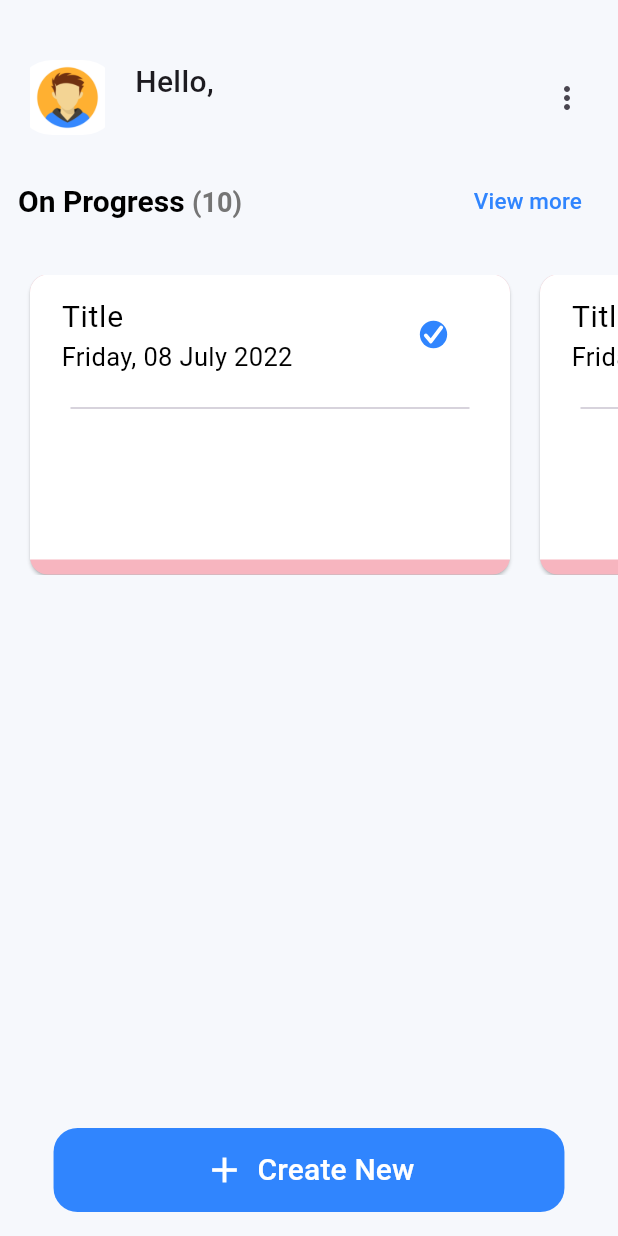
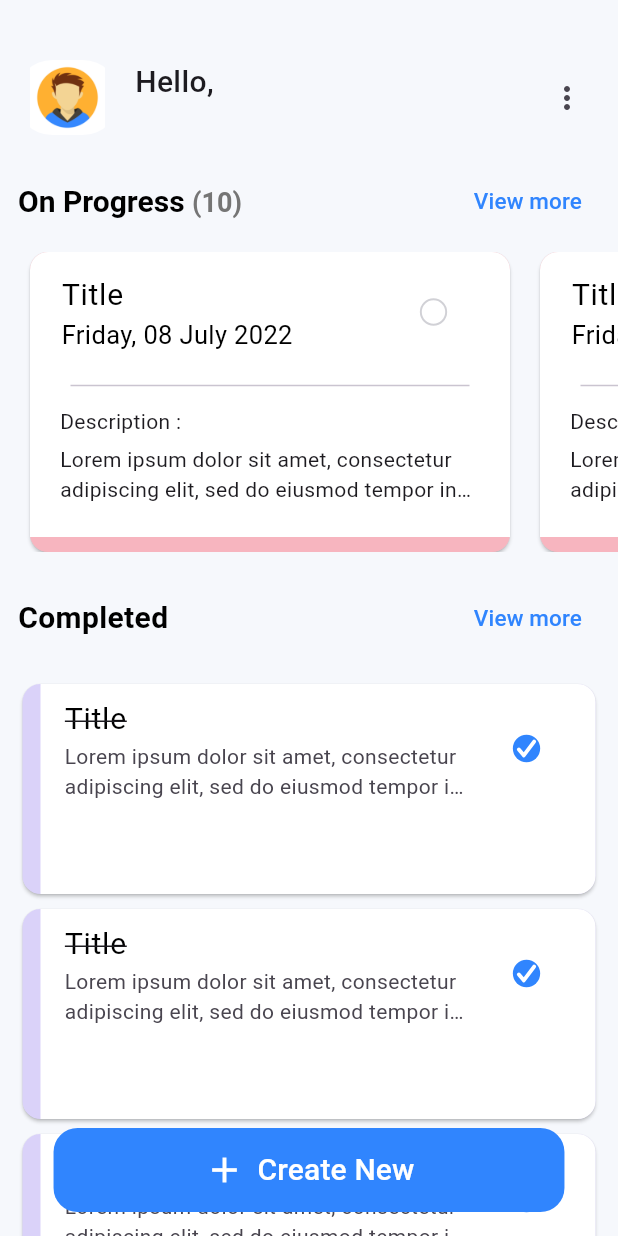
Before and after one commit to Thiruvikraman1998/ToDo_App-Firebase, a Flutter app: the HomeScreen screen opened directly, on a phone screen of 412 x 824 dp. Run offline on Flutter 3.47's test engine with Material 2 defaults, Android fonts, the phone set to English and light mode, and no system bars; our stand-ins replace cloud_firestore, firebase_auth, firebase_core, gap, get, pinput; accounts and stored records are empty.

Commit message:
completed horizontal and vertical list views

```diff
--- a/todo/lib/screens/other_screens/home_screen.dart
+++ b/todo/lib/screens/other_screens/home_screen.dart
@@ -6,6 +6,7 @@ import 'package:provider/provider.dart';
 import 'package:todo/utils/app_colors.dart';
 import 'package:todo/utils/app_layout.dart';
 import 'package:todo/widgets/reusable/active_todo_cards.dart';
+import 'package:todo/widgets/reusable/completed__todo.dart';
 
 import '../../services/firebase_services.dart';
 import '../../widgets/active_todo.dart';
@@ -123,7 +124,6 @@ class _HomeScreenState extends State<HomeScreen> {
                       )
                     ],
                   ),
-                  const Gap(15),
                 ],
               ),
             ),
@@ -139,6 +139,50 @@ class _HomeScreenState extends State<HomeScreen> {
               ),
             ),
           ),
+          SliverToBoxAdapter(
+            child: Container(
+              margin: EdgeInsets.only(
+                left: AppLayout.getWidth(12),
+                right: AppLayout.getWidth(12),
+                top: AppLayout.getHeight(20),
+                bottom: AppLayout.getHeight(5),
+              ),
+              child: Column(
+                children: [
+                  Row(
+                    children: [
+                      const Text(
+                        "Completed",
+                        style: TextStyle(
+                            fontSize: 20,
+                            fontWeight: FontWeight.bold,
+                            color: Colors.black),
+                      ),
+                      const Spacer(),
+                      TextButton(
+                        onPressed: () {},
+                        style: const ButtonStyle(
+                          foregroundColor: MaterialStatePropertyAll(
+                              AppColorsLight.buttonColor),
+                        ),
+                        child: const Text(
+                          "View more",
+                          style: TextStyle(fontSize: 15),
+                        ),
+                      )
+                    ],
+                  ),
+                  const Gap(10),
+                ],
+              ),
+            ),
+          ),
+          SliverList(
+            delegate: SliverChildBuilderDelegate(
+              childCount: 10,
+              (context, index) => const CompletedTodo(),
+            ),
+          )
         ],
       ),
       floatingActionButton: FloatingActionButton.extended(
@@ -155,7 +199,8 @@ class _HomeScreenState extends State<HomeScreen> {
         label: const Text(
           "Create New",
           style: TextStyle(fontSize: 20),
-          )),
+        ),
+      ),
       floatingActionButtonLocation: FloatingActionButtonLocation.centerFloat,
     );
   }
--- a/todo/lib/widgets/active_todo.dart
+++ b/todo/lib/widgets/active_todo.dart
@@ -1,7 +1,5 @@
 import 'package:flutter/material.dart';
 import 'package:todo/widgets/reusable/active_todo_cards.dart';
-
-import '../utils/app_colors.dart';
 
 class OnProgressTodos extends StatefulWidget {
   const OnProgressTodos({super.key});
--- a/todo/lib/widgets/reusable/active_todo_cards.dart
+++ b/todo/lib/widgets/reusable/active_todo_cards.dart
@@ -12,9 +12,9 @@ class ActiveTodoCard extends StatefulWidget {
 }
 
 class _ActiveTodoCardState extends State<ActiveTodoCard> {
+  bool isCompleted = false;
   @override
   Widget build(BuildContext context) {
-    bool isCompleted = true;
     return Card(
       margin: EdgeInsets.symmetric(horizontal: AppLayout.getWidth(10)),
       color: AppColorsLight.highPriority,
@@ -40,14 +40,17 @@ class _ActiveTodoCardState extends State<ActiveTodoCard> {
               trailing: Transform.scale(
                 scale: 1.3,
                 child: CupertinoCheckbox(
-                    activeColor: AppColorsLight.buttonColor,
-                    shape: const CircleBorder(),
-                    value: isCompleted,
-                    onChanged: (value) {
-                      setState(() {
+                  activeColor: AppColorsLight.buttonColor,
+                  shape: const CircleBorder(),
+                  value: isCompleted,
+                  onChanged: (value) {
+                    setState(
+                      () {
                         isCompleted = value!;
-                      });
-                    }),
+                      },
+                    );
+                  },
+                ),
               ),
             ),
             const Gap(10),
@@ -55,6 +58,22 @@ class _ActiveTodoCardState extends State<ActiveTodoCard> {
               height: AppLayout.getHeight(8),
               indent: 22,
               endIndent: 22,
+            ),
+            const Gap(10),
+            Container(
+              margin: EdgeInsets.symmetric(horizontal: AppLayout.getWidth(15)),
+              child: const Column(
+                crossAxisAlignment: CrossAxisAlignment.start,
+                children: [
+                  Text("Description :"),
+                  Gap(5),
+                  Text(
+                    "Lorem ipsum dolor sit amet, consectetur adipiscing elit, sed do eiusmod tempor incididunt ut labore et dolore magna aliqua. Ut enim ad minim veniam, quis nostrud exercitation ullamco laboris nisi ut aliquip ex ea commodo consequat.",
+                    maxLines: 2,
+                    overflow: TextOverflow.ellipsis,
+                  )
+                ],
+              ),
             )
           ],
         ),
--- /dev/null
+++ b/todo/lib/widgets/reusable/completed__todo.dart
@@ -0,0 +1,59 @@
+import 'package:flutter/cupertino.dart';
+import 'package:flutter/material.dart';
+import 'package:todo/utils/app_colors.dart';
+import 'package:todo/utils/app_layout.dart';
+
+class CompletedTodo extends StatelessWidget {
+  const CompletedTodo({super.key});
+
+  @override
+  Widget build(BuildContext context) {
+    return Card(
+      margin: EdgeInsets.only(
+        left: AppLayout.getWidth(15),
+        right: AppLayout.getWidth(15),
+        top: AppLayout.getHeight(5),
+        bottom: AppLayout.getHeight(5),
+      ),
+      color: AppColorsLight.mediumPriority,
+      child: Container(
+        height: AppLayout.getHeight(140),
+        width: double.infinity,
+        margin: EdgeInsets.only(left: AppLayout.getWidth(12)),
+        decoration: const BoxDecoration(
+          color: AppColorsLight.backgroundColor,
+          borderRadius: BorderRadius.only(
+            topRight: Radius.circular(12),
+            bottomRight: Radius.circular(12),
+          ),
+        ),
+        child: Column(
+          children: [
+            ListTile(
+              title: const Text(
+                'Title',
+                style: TextStyle(
+                    fontSize: 20,
+                    color: Colors.black,
+                    decoration: TextDecoration.lineThrough),
+              ),
+              subtitle: const Text(
+                "Lorem ipsum dolor sit amet, consectetur adipiscing elit, sed do eiusmod tempor incididunt ut labore et dolore magna aliqua. Ut enim ad minim veniam, quis nostrud exercitation ullamco laboris nisi ut aliquip ex ea commodo consequat.",
+                maxLines: 2,
+                overflow: TextOverflow.ellipsis,
+              ),
+              trailing: Transform.scale(
+                scale: 1.3,
+                child: CupertinoCheckbox(
+                    activeColor: AppColorsLight.buttonColor,
+                    shape: const CircleBorder(),
+                    value: true,
+                    onChanged: (value) {}),
+              ),
+            )
+          ],
+        ),
+      ),
+    );
+  }
+}
```
Lines whose indentation alone changed are shown as unchanged.
